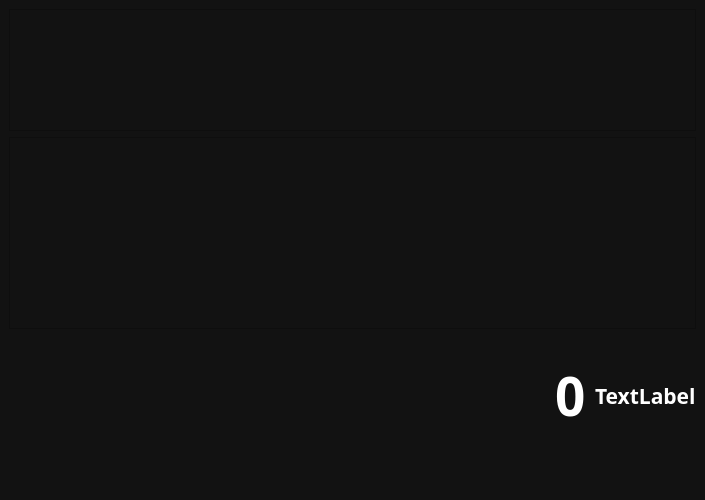
This is methods_interface_qt/ui/design.ui in ksieuk/MAI_minimization_methods as Qt 5 draws it before an edit. The edited form follows.
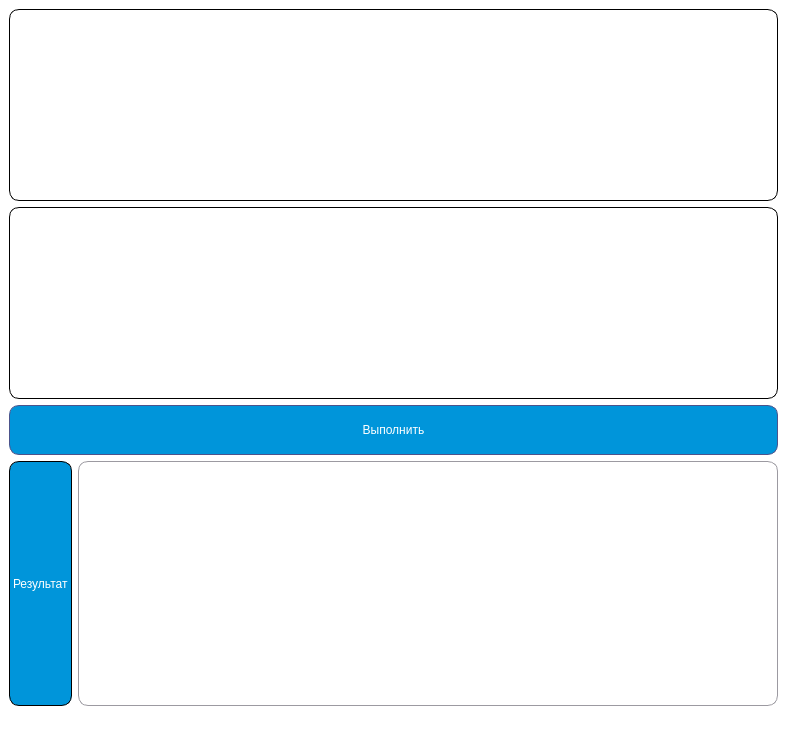
This is the edited form. Icons and pictures are not drawn.

Commit message: [#1] qt design

```diff
--- a/methods_interface_qt/ui/design.ui
+++ b/methods_interface_qt/ui/design.ui
@@ -6,14 +6,14 @@
    <rect>
     <x>0</x>
     <y>0</y>
-    <width>705</width>
-    <height>500</height>
+    <width>787</width>
+    <height>735</height>
    </rect>
   </property>
   <property name="minimumSize">
    <size>
-    <width>300</width>
-    <height>500</height>
+    <width>700</width>
+    <height>700</height>
    </size>
   </property>
   <property name="windowTitle">
@@ -24,86 +24,237 @@
     <normaloff>:/icons/icons/calculator.svg</normaloff>:/icons/icons/calculator.svg</iconset>
   </property>
   <property name="styleSheet">
-   <string notr="true">QWidget {
-                color: white;
-                background-color: #121212;
-                font-family: Rubik;
-                font-size: 16pt;
-                font-weight: 600;
-                }
-
-                QPushButton {
-                background-color: transparent;
-                border: none;
-                }
-
-                QPushButton:hover {
-                background-color: #666;
-                }
-
-                QPushButton:pressed {
-                background-color: #888;
-                }
-            </string>
+   <string notr="true">background-color:rgb(255, 255, 255);</string>
   </property>
   <widget class="QWidget" name="centralwidget">
-   <layout class="QVBoxLayout" name="verticalLayout" stretch="1,0,1,1">
+   <property name="styleSheet">
+    <string notr="true">QListWidget{
+	selection-background-color: rgb(129, 136, 188);
+}
+
+QScrollBar:vertical, QScrollBar:horizontal{
+	border: none;
+	background-color: rgb(243, 243, 248);
+	width: 6px;
+	margin: 0px 0 0px 0;
+	border-radius: 0px;
+}
+
+QScrollBar::handle::vertical, QScrollBar::handle::horizontal{
+	background-color: rgb(202, 203, 213);
+	width: 3px;
+	border-radius: 3px;
+}
+
+QScrollBar::handle::vertical:hover, QScrollBar::handle::horizontal:hover{
+	background-color: rgb(202, 203, 213);
+}
+
+QScrollBar::handle::vertical:pressed, QScrollBar::handle::horizontal:pressed{
+	background-color:rgb(129, 136, 188);
+}
+
+QScrollBar::sub-line:vertical, QScrollBar::sub-line:horizontal{
+	border: none;
+	background-color: rgb(243, 243, 248);
+	height: 8px;
+	border-top-right-radius: 3px;
+	border-top-left-radius: 3px;
+	subcontrol-position: top;
+	subcontrol-origin: margin;
+}
+
+QScrollBar::sub-line::vertical:hover, QScrollBar::sub-line::horizontal:hover{
+	background-color: rgb(202, 203, 213);
+}
+
+QScrollBar::sub-line::vertical:pressed, QScrollBar::sub-line::horizontal:pressed{
+	background-color:rgb(129, 136, 188);
+}
+
+QScrollBar::add-line:vertical, QScrollBar::add-line:horizontal{
+	border: none;
+	background-color: rgb(243, 243, 248);
+	height: 8px;
+	border-top-right-radius: 3px;
+	border-top-left-radius: 3px;
+	subcontrol-position: bottom;
+	subcontrol-origin: margin;
+}
+
+QScrollBar::add-line::vertical:hover, QScrollBar::add-line::horizontal:hover{
+	background-color: rgb(202, 203, 213);
+}
+
+QScrollBar::add-line::vertical:pressed, QScrollBar::add-line::horizontal:pressed{
+	background-color:rgb(129, 136, 188);
+}
+
+QScrollBar::up-arrow:vertical, QScrollBar::down-arrow:vertical, QScrollBar::up-arrow:horizontal, QScrollBar::down-arrow:horizontal{
+	background: none;
+}
+
+QScrollBar::ad-page:vertical, QScrollBar::sub-page:vertical, QScrollBar::add-page:horizontal, QScrollBar::sub-page:horizontal{
+	background: none;
+}</string>
+   </property>
+   <layout class="QVBoxLayout" name="verticalLayout" stretch="0,0,0,1,1">
     <item>
      <widget class="QListWidget" name="list_methods">
       <property name="font">
        <font>
-        <family>Ubuntu</family>
-        <pointsize>11</pointsize>
-        <weight>3</weight>
+        <family>Fira Sans,sans-serif</family>
+        <pointsize>-1</pointsize>
+        <weight>50</weight>
         <italic>false</italic>
         <bold>false</bold>
+        <stylestrategy>PreferDefault</stylestrategy>
+        <kerning>true</kerning>
        </font>
       </property>
       <property name="styleSheet">
-       <string notr="true">font: 25 11pt &quot;Ubuntu&quot;;</string>
+       <string notr="true">QListWidget{
+	color: black;
+	border: 1px solid black;
+	border-radius: 10px;
+	selection-background-color: rgb(140, 200, 218);
+	font: 14px &quot;Fira Sans&quot;, sans-serif;
+}
+
+QScrollBar:horizontal {
+    border: 2px solid green;
+    background: cyan;
+    height: 15px;
+    margin: 0px 40px 0 0px;
+}
+
+QScrollBar::handle:horizontal {
+    background: gray;
+    min-width: 20px;
+}
+
+QScrollBar::add-line:horizontal {
+    background: blue;
+    width: 16px;
+    subcontrol-position: right;
+    subcontrol-origin: margin;
+    border: 2px solid black;
+}
+
+QScrollBar::sub-line:horizontal {
+    background: magenta;
+    width: 16px;
+    subcontrol-position: top right;
+    subcontrol-origin: margin;
+    border: 2px solid black;
+    position: absolute;
+    right: 20px;
+}
+
+QScrollBar:left-arrow:horizontal, QScrollBar::right-arrow:horizontal {
+    width: 3px;
+    height: 3px;
+    background: pink;
+}
+
+QScrollBar::add-page:horizontal, QScrollBar::sub-page:horizontal {
+    background: none;
+}</string>
       </property>
      </widget>
     </item>
     <item>
      <widget class="QListWidget" name="list_input">
       <property name="styleSheet">
-       <string notr="true">font: 12pt &quot;Ubuntu Mono&quot;;</string>
+       <string notr="true">QWidget{
+	color: black;
+	border: 1px solid black;
+	border-radius: 10px;
+	font: 22px &quot;Fira Sans&quot;, sans-serif, center;
+}
+</string>
+      </property>
+     </widget>
+    </item>
+    <item>
+     <widget class="QPushButton" name="pb_calculate">
+      <property name="sizePolicy">
+       <sizepolicy hsizetype="Minimum" vsizetype="Fixed">
+        <horstretch>0</horstretch>
+        <verstretch>0</verstretch>
+       </sizepolicy>
+      </property>
+      <property name="minimumSize">
+       <size>
+        <width>0</width>
+        <height>50</height>
+       </size>
+      </property>
+      <property name="styleSheet">
+       <string notr="true">QPushButton{
+	color: white;
+	border: 1px solid rgb(77, 83, 139);	
+	background-color:rgb(0,149,218);
+	border-radius: 10px;
+	font: 24px &quot;Fira Sans&quot;, sans-serif, center;
+}
+
+QPushButton:hover {
+	color: black;  
+	background-color: rgb(140, 200, 218);
+	font: 24px &quot;Fira Sans&quot;, sans-serif, center;
+}</string>
+      </property>
+      <property name="text">
+       <string>Выполнить</string>
       </property>
      </widget>
     </item>
     <item>
      <layout class="QHBoxLayout" name="layout_output">
       <item>
-       <widget class="QLineEdit" name="le_entry">
-        <property name="sizePolicy">
-         <sizepolicy hsizetype="Expanding" vsizetype="Maximum">
-          <horstretch>0</horstretch>
-          <verstretch>0</verstretch>
-         </sizepolicy>
-        </property>
+       <widget class="QLabel" name="img_grafic">
         <property name="styleSheet">
-         <string notr="true">font-size: 40pt;
-                                border: none;
-                            </string>
+         <string notr="true">QLabel{
+	text-align: center;
+	color: white;
+	background-color:rgb(0,149,218);
+	border: 1px solid rgb(0, 0, 0);
+	border-radius: 10px;
+	font: 24px &quot;Fira Sans&quot;, sans-serif, center;
+}
+</string>
         </property>
         <property name="text">
-         <string>0</string>
+         <string>Результат</string>
         </property>
-        <property name="maxLength">
-         <number>16</number>
-        </property>
-        <property name="alignment">
-         <set>Qt::AlignRight|Qt::AlignTrailing|Qt::AlignVCenter</set>
+       </widget>
+      </item>
+      <item>
+       <widget class="QTextBrowser" name="text_entry">
+        <property name="styleSheet">
+         <string notr="true">QTextBrowser{
+	text-align: center;
+	height: 300%;
+	width: 100%;
+	color: black;
+	border: 1px solid rgb(156, 154, 161);
+	border-radius: 10px;
+	font: 22px &quot;Fira Sans&quot;, sans-serif;
+}</string>
         </property>
         <property name="readOnly">
          <bool>true</bool>
         </property>
-       </widget>
-      </item>
-      <item>
-       <widget class="QLabel" name="img_grafic">
-        <property name="text">
-         <string>TextLabel</string>
+        <property name="html">
+         <string>&lt;!DOCTYPE HTML PUBLIC &quot;-//W3C//DTD HTML 4.0//EN&quot; &quot;http://www.w3.org/TR/REC-html40/strict.dtd&quot;&gt;
+&lt;html&gt;&lt;head&gt;&lt;meta name=&quot;qrichtext&quot; content=&quot;1&quot; /&gt;&lt;style type=&quot;text/css&quot;&gt;
+p, li { white-space: pre-wrap; }
+&lt;/style&gt;&lt;/head&gt;&lt;body style=&quot; font-family:'Fira Sans,sans-serif'; font-size:22px; font-weight:400; font-style:normal;&quot;&gt;
+&lt;p style=&quot;-qt-paragraph-type:empty; margin-top:0px; margin-bottom:0px; margin-left:0px; margin-right:0px; -qt-block-indent:0; text-indent:0px; font-size:36px;&quot;&gt;&lt;br /&gt;&lt;/p&gt;&lt;/body&gt;&lt;/html&gt;</string>
+        </property>
+        <property name="textInteractionFlags">
+         <set>Qt::TextSelectableByKeyboard|Qt::TextSelectableByMouse</set>
         </property>
        </widget>
       </item>
```
Left out of the diff: 4 changed lines with no effect on the pictures. The commit also changes 14 other files.
